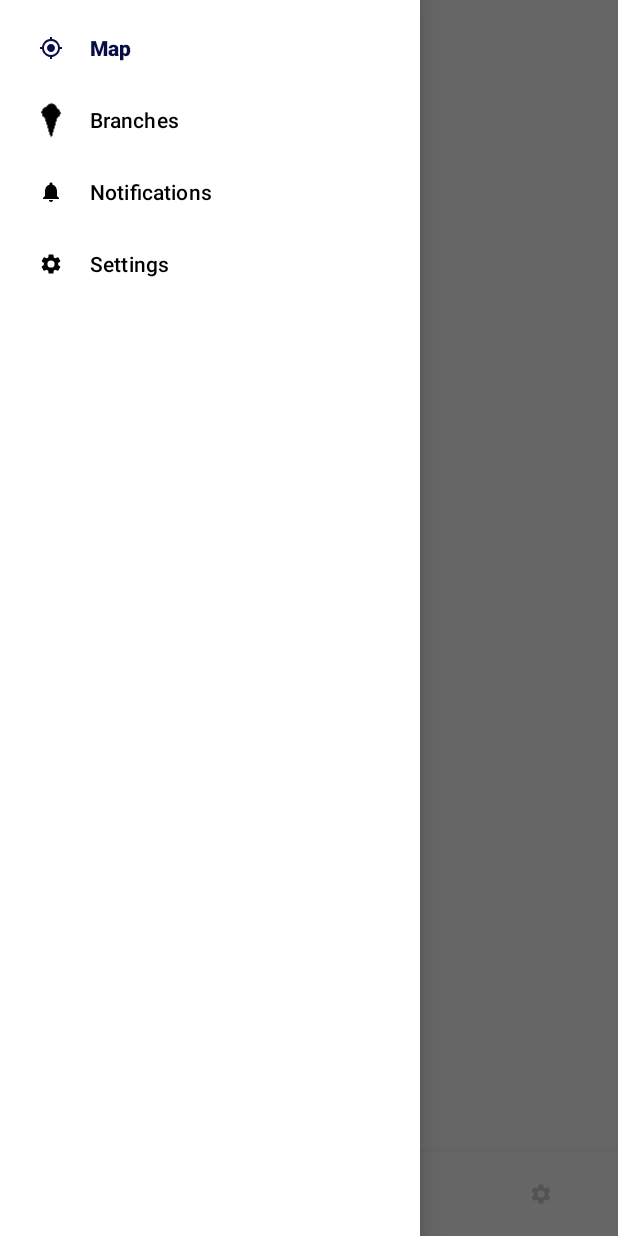
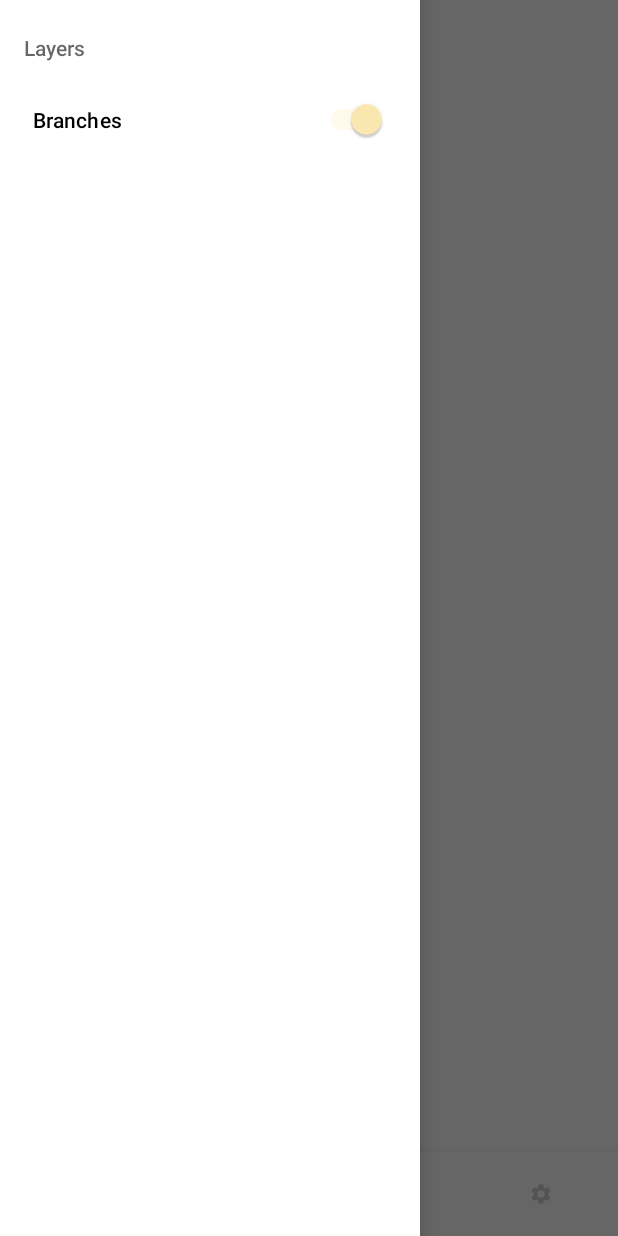
Before and after one commit to AriBeck/Golda-MeIRL, an Android app: the screen it shows after launch (MainActivity), with the side drawer open, on a phone screen of 412 x 824 dp. Run offline under Robolectric (Android 15) with nearby library versions, the phone set to English and light mode, and no system bars; our stand-ins replace Room's generated code, data binding, navigation-ui; libraries missing offline, so code that uses them is left out: com.mapbox.android, com.mapbox.mapboxsdk; Roboto replaces fonts that are not available here; 14 statements that could not run were skipped.

Commit message:
Implemented layers menu and branch layer toggle

```diff
--- a/app/src/main/java/com/example/goldameirl/model/BranchAPI.kt
+++ b/app/src/main/java/com/example/goldameirl/model/BranchAPI.kt
@@ -22,7 +22,7 @@ private val retrofit = Retrofit.Builder()
     .build()
 
 interface BranchAPIService {
-    @GET("branches.json")
+    @GET("golda.json")
     fun getBranches():
             Deferred<List<Branch>>
 }
--- a/app/src/main/java/com/example/goldameirl/view/MainActivity.kt
+++ b/app/src/main/java/com/example/goldameirl/view/MainActivity.kt
@@ -7,11 +7,9 @@ import android.os.Bundle
 import android.os.Looper
 import android.widget.Toast
 import androidx.databinding.DataBindingUtil
-import androidx.drawerlayout.widget.DrawerLayout
 import androidx.lifecycle.LiveData
 import androidx.lifecycle.MutableLiveData
 import androidx.navigation.*
-import androidx.navigation.ui.NavigationUI
 import androidx.navigation.ui.setupWithNavController
 import androidx.preference.PreferenceManager
 import com.example.goldameirl.R
@@ -27,7 +25,7 @@ class MainActivity : AppCompatActivity(), PermissionsListener {
 
     var permissionsManager = PermissionsManager(this)
 
-    private lateinit var drawerLayout: DrawerLayout
+    lateinit var binding: ActivityMainBinding
     private lateinit var navController: NavController
 
     private lateinit var locationEngine: LocationEngine
@@ -54,11 +52,9 @@ class MainActivity : AppCompatActivity(), PermissionsListener {
         if (!PermissionsManager.areLocationPermissionsGranted(application)) {
             permissionsManager.requestLocationPermissions(this)
         }
-        val binding = DataBindingUtil.setContentView<ActivityMainBinding>(this,
+        binding = DataBindingUtil.setContentView(this,
             R.layout.activity_main)
         navController = this.findNavController(R.id.nav_host_fragment)
-        drawerLayout = binding.drawerLayout
-        NavigationUI.setupWithNavController(binding.navView, navController)
         findViewById<BottomNavigationView>(R.id.bottom_nav)
             .setupWithNavController(navController)
         initLocationEngine()
--- a/app/src/main/java/com/example/goldameirl/view/MapFragment.kt
+++ b/app/src/main/java/com/example/goldameirl/view/MapFragment.kt
@@ -8,6 +8,8 @@ import androidx.fragment.app.Fragment
 import android.view.LayoutInflater
 import android.view.View
 import android.view.ViewGroup
+import android.widget.Switch
+import androidx.core.view.GravityCompat
 import androidx.databinding.DataBindingUtil
 import androidx.lifecycle.Observer
 import androidx.lifecycle.ViewModelProvider
@@ -16,10 +18,12 @@ import com.example.goldameirl.R
 import com.example.goldameirl.databinding.FragmentMapBinding
 import com.example.goldameirl.misc.TOKEN
 import com.example.goldameirl.misc.centerCameraOnLocation
+import com.example.goldameirl.model.Branch
 import com.example.goldameirl.viewmodel.*
 import com.mapbox.android.core.permissions.PermissionsManager
 import com.mapbox.mapboxsdk.Mapbox
 import com.mapbox.mapboxsdk.annotations.IconFactory
+import com.mapbox.mapboxsdk.annotations.Marker
 import com.mapbox.mapboxsdk.annotations.MarkerOptions
 import com.mapbox.mapboxsdk.geometry.LatLng
 import com.mapbox.mapboxsdk.location.LocationComponentActivationOptions
@@ -42,6 +46,8 @@ class MapFragment : Fragment(), OnMapReadyCallback {
     var location: Location = Location("myLocation")
     lateinit var mapboxMap: MapboxMap
     private lateinit var mainActivity: MainActivity
+    var branchList: List<Branch> = ArrayList()
+    private lateinit var branchMarkerList: MutableList<Marker>
 
     override fun onCreateView(
         inflater: LayoutInflater, container: ViewGroup?,
@@ -80,6 +86,10 @@ class MapFragment : Fragment(), OnMapReadyCallback {
             }
         })
 
+        binding.menuButton.setOnClickListener {
+            mainActivity.binding.drawerLayout.openDrawer(GravityCompat.START)
+        }
+
         return binding.root
     }
 
@@ -87,20 +97,10 @@ class MapFragment : Fragment(), OnMapReadyCallback {
         this.mapboxMap = mapboxMap
 
         mapboxMap.setStyle(Style.DARK) {
-            viewModel.branches?.observe(viewLifecycleOwner, Observer { branches ->
-                branches.forEach { branch ->
-                    mapboxMap.addMarker(
-                        MarkerOptions()
-                            .position(LatLng(branch.latitude, branch.longitude))
-                            .setIcon(IconFactory.getInstance(application).fromResource(R.drawable.icon_branch))
-                            .title(branch.name)
-                            .setSnippet(branch.address)
-                    )
-                }
-            })
+            if (mapboxMap.markers.isEmpty()) {
+                addBranchLayer()
+            }
             enableLocationComponent(it)
-            centerCameraOnLocation(mapboxMap, location)
-
             mainActivity.location.observe(viewLifecycleOwner, Observer<Location> { newLocation ->
                 mapboxMap.locationComponent.forceLocationUpdate(newLocation)
                 if (location.distanceTo(newLocation) >= 100) {
@@ -108,6 +108,41 @@ class MapFragment : Fragment(), OnMapReadyCallback {
                 }
                 location = newLocation
             })
+            centerCameraOnLocation(mapboxMap, location)
+        }
+
+        viewModel.branches?.observe(viewLifecycleOwner, Observer { branches ->
+            branchList = branches
+            addBranchLayer()
+        })
+
+        val branchToggle = mainActivity.binding.navView.menu
+            .findItem(R.id.branch_layer_item).actionView.findViewById<Switch>(R.id.item_switch)
+        branchToggle.setOnCheckedChangeListener { buttonView, isChecked ->
+            if (isChecked){
+                addBranchLayer()
+            }
+            else {
+                branchMarkerList.forEach {
+                    this.mapboxMap.removeMarker(it)
+                }
+            }
+        }
+    }
+
+    private fun addBranchLayer() {
+        branchMarkerList = ArrayList()
+        branchList.forEach { branch ->
+            branchMarkerList.add(
+                mapboxMap.addMarker(
+                    (MarkerOptions()
+                        .position(LatLng(branch.latitude, branch.longitude))
+                        .setIcon(IconFactory.getInstance(application)
+                            .fromResource(R.drawable.icon_branch))
+                        .title(branch.name)
+                        .setSnippet(branch.address)
+                            ))
+            )
         }
     }
 
--- a/app/src/main/res/layout/activity_main.xml
+++ b/app/src/main/res/layout/activity_main.xml
@@ -35,7 +35,6 @@
                 app:layout_constraintBottom_toBottomOf="parent"
                 app:layout_constraintStart_toStartOf="parent"
                 app:layout_constraintTop_toBottomOf="@id/nav_host_fragment"
-
                 app:menu="@menu/bottom_navigation_menu" />
 
         </androidx.constraintlayout.widget.ConstraintLayout>
@@ -46,7 +45,7 @@
         android:layout_height="match_parent"
         android:layout_gravity="start"
         style="@style/Theme.AppCompat.DayNight.NoActionBar"
-        app:menu="@menu/bottom_navigation_menu" />
+        app:menu="@menu/layer_menu" />
 
     </androidx.drawerlayout.widget.DrawerLayout>
 
--- /dev/null
+++ b/app/src/main/res/layout/switch_item.xml
@@ -0,0 +1,13 @@
+<RelativeLayout
+    xmlns:android="http://schemas.android.com/apk/res/android"
+    android:layout_width="match_parent"
+    android:layout_height="match_parent">
+
+    <Switch
+        android:id="@+id/item_switch"
+        android:layout_width="wrap_content"
+        android:layout_height="wrap_content"
+        android:layout_centerHorizontal="true"
+        android:layout_centerVertical="true"
+        android:checked="true" />
+</RelativeLayout>
--- /dev/null
+++ b/app/src/main/res/menu/layer_menu.xml
@@ -0,0 +1,15 @@
+<?xml version="1.0" encoding="utf-8"?>
+<menu xmlns:app="http://schemas.android.com/apk/res-auto"
+    xmlns:android="http://schemas.android.com/apk/res/android">
+    <group
+        android:id="@+id/group_one">
+        <item android:title="Layers">
+            <menu>
+                <item
+                    android:id="@+id/branch_layer_item"
+                    android:title="Branches"
+                    app:actionLayout="@layout/switch_item" />
+            </menu>
+        </item>
+    </group>
+</menu>
```
